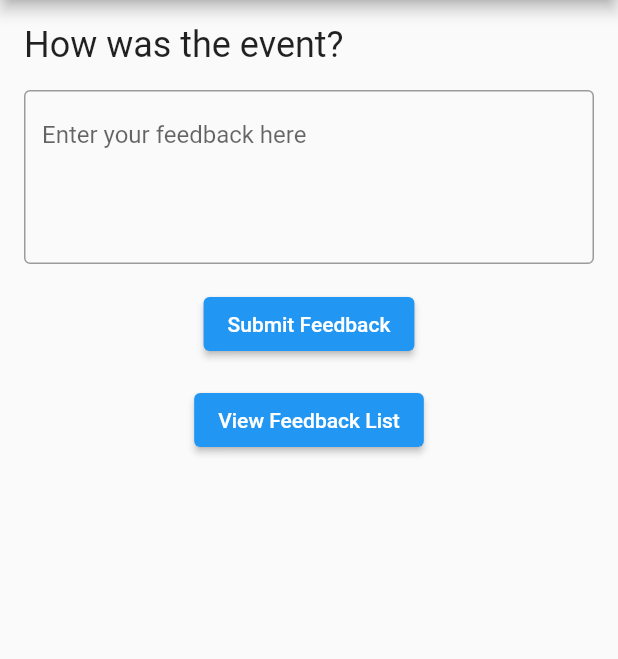
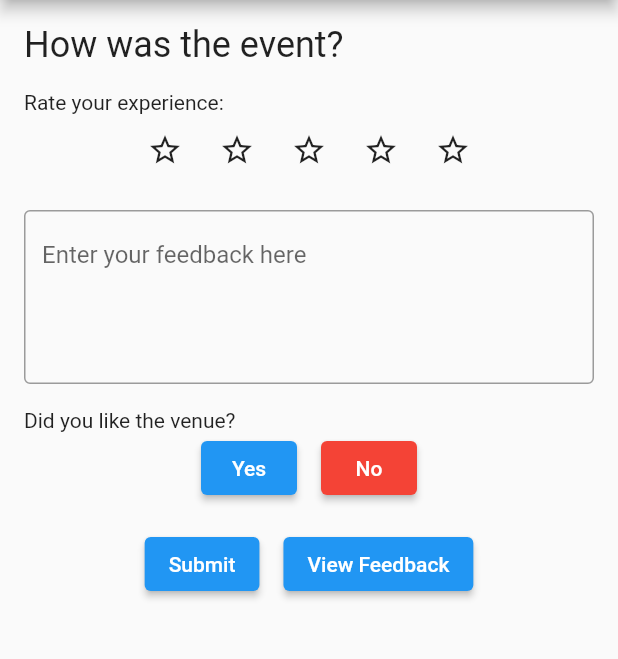
Before and after one commit to Sarvesh-Damle/Event_Feedback_Project, a Flutter app: the FeedbackScreen screen opened by its route, on a phone screen of 412 x 824 dp, the part 84-743 px from its top. Run offline on Flutter 3.47's test engine with Material 2 defaults, Android fonts, the phone set to English and light mode, and no system bars; our stand-ins replace cloud_firestore, firebase_auth, firebase_core; accounts and stored records are empty.

Commit message:
Update feedback_screen.dart

```diff
--- a/lib/screens/feedback_screen.dart
+++ b/lib/screens/feedback_screen.dart
@@ -9,12 +9,16 @@ class FeedbackScreen extends StatefulWidget {
 class _FeedbackScreenState extends State<FeedbackScreen> {
   final _formKey = GlobalKey<FormState>();
   final _feedbackController = TextEditingController();
+  int _rating = 0;
+  bool _likedVenue = false;
 
   void _submitFeedback() async {
-    if (_formKey.currentState!.validate()) {
+    if (_formKey.currentState!.validate() && _rating != 0) {
       FirebaseFirestore firestore = FirebaseFirestore.instance;
       await firestore.collection('feedback').add({
         'feedback': _feedbackController.text,
+        'rating': _rating,
+        'liked_venue': _likedVenue,
         'timestamp': FieldValue.serverTimestamp(),
       });
       Navigator.pop(context);
@@ -43,6 +47,53 @@ class _FeedbackScreenState extends State<FeedbackScreen> {
                 style: TextStyle(fontSize: 24.0),
               ),
               SizedBox(height: 16.0),
+              Text('Rate your experience:'),
+              Row(
+                mainAxisAlignment: MainAxisAlignment.center,
+                children: [
+                  IconButton(
+                    onPressed: () {
+                      setState(() {
+                        _rating = 1;
+                      });
+                    },
+                    icon: Icon(_rating >= 1 ? Icons.star : Icons.star_border),
+                  ),
+                  IconButton(
+                    onPressed: () {
+                      setState(() {
+                        _rating = 2;
+                      });
+                    },
+                    icon: Icon(_rating >= 2 ? Icons.star : Icons.star_border),
+                  ),
+                  IconButton(
+                    onPressed: () {
+                      setState(() {
+                        _rating = 3;
+                      });
+                    },
+                    icon: Icon(_rating >= 3 ? Icons.star : Icons.star_border),
+                  ),
+                  IconButton(
+                    onPressed: () {
+                      setState(() {
+                        _rating = 4;
+                      });
+                    },
+                    icon: Icon(_rating >= 4 ? Icons.star : Icons.star_border),
+                  ),
+                  IconButton(
+                    onPressed: () {
+                      setState(() {
+                        _rating = 5;
+                      });
+                    },
+                    icon: Icon(_rating >= 5 ? Icons.star : Icons.star_border),
+                  ),
+                ],
+              ),
+              SizedBox(height: 16.0),
               TextFormField(
                 controller: _feedbackController,
                 validator: (value) {
@@ -58,18 +109,52 @@ class _FeedbackScreenState extends State<FeedbackScreen> {
                 ),
               ),
               SizedBox(height: 16.0),
-              Center(
-                child: ElevatedButton(
-                  onPressed: _submitFeedback,
-                  child: Text('Submit Feedback'),
-                ),
+              Text('Did you like the venue?'),
+              Row(
+                mainAxisAlignment: MainAxisAlignment.center,
+                children: [
+                  ElevatedButton(
+                    onPressed: () {
+                      setState(() {
+                        _likedVenue = true;
+                      });
+                    },
+                    child: Text('Yes'),
+                    style: ElevatedButton.styleFrom(
+                      primary: _likedVenue ? Colors.green : null,
+                      onPrimary: Colors.white,
+                    ),
+                  ),
+                  SizedBox(width: 16.0),
+                  ElevatedButton(
+                    onPressed: () {
+                      setState(() {
+                        _likedVenue = false;
+                      });
+                    },
+                    child: Text('No'),
+                    style: ElevatedButton.styleFrom(
+                      primary: !_likedVenue ? Colors.red : null,
+                      onPrimary: Colors.white,
+                    ),
+                  ),
+                ],
               ),
+
               SizedBox(height: 16.0),
-              Center(
-                child: ElevatedButton(
-                  onPressed: _navigateToFeedbackList,
-                  child: Text('View Feedback List'),
-                ),
+              Row(
+                mainAxisAlignment: MainAxisAlignment.center,
+                children: [
+                  ElevatedButton(
+                    onPressed: _submitFeedback,
+                    child: Text('Submit'),
+                  ),
+                  SizedBox(width: 16.0),
+                  ElevatedButton(
+                    onPressed: _navigateToFeedbackList,
+                    child: Text('View Feedback'),
+                  ),
+                ],
               ),
             ],
           ),
```
